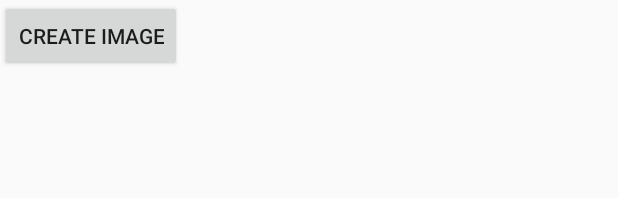
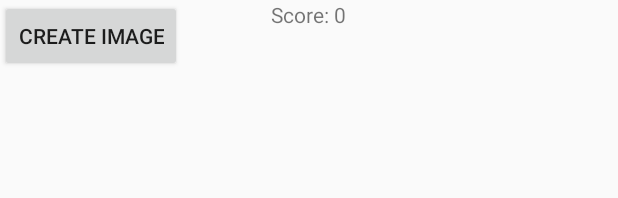
Before and after one commit to 5up3rN00b/PopUp, an Android app: the layout activity_main.xml on its own in the app's theme, with its tools: preview values and no code run, on a phone screen of 412 x 824 dp. Shown: the top 198 px of the screen. Run offline under Robolectric (Android 15) with nearby library versions, the phone set to English and light mode, and no system bars.

Commit message:
Fixed conversion bug and added score

```diff
--- a/app/src/main/res/layout/activity_main.xml
+++ b/app/src/main/res/layout/activity_main.xml
@@ -19,4 +19,12 @@
         android:layout_height="match_parent"
         android:text="" />
 
+    <TextView
+        android:id="@+id/score"
+        android:layout_width="wrap_content"
+        android:layout_height="wrap_content"
+        android:textAlignment="center"
+        android:layout_gravity="center_horizontal"
+        android:text="Score: 0"/>
+
 </FrameLayout>
```
Also changed, not shown: app/src/main/java/com/example/popup/Board.java (+8 -5 lines), app/src/main/java/com/example/popup/MainActivity.java (+13 -8 lines), app/src/main/java/com/example/popup/Mole/Position.java (+3 -5 lines), app/src/main/java/com/example/popup/Mole/SuperMole.java (+4 -3 lines).
